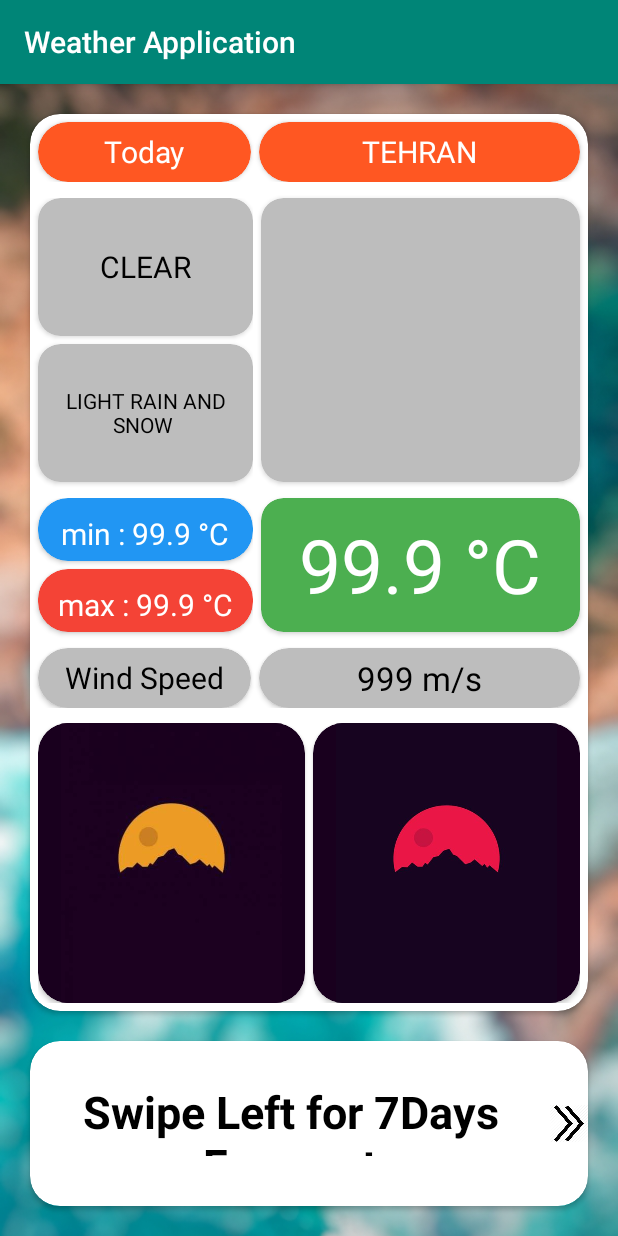
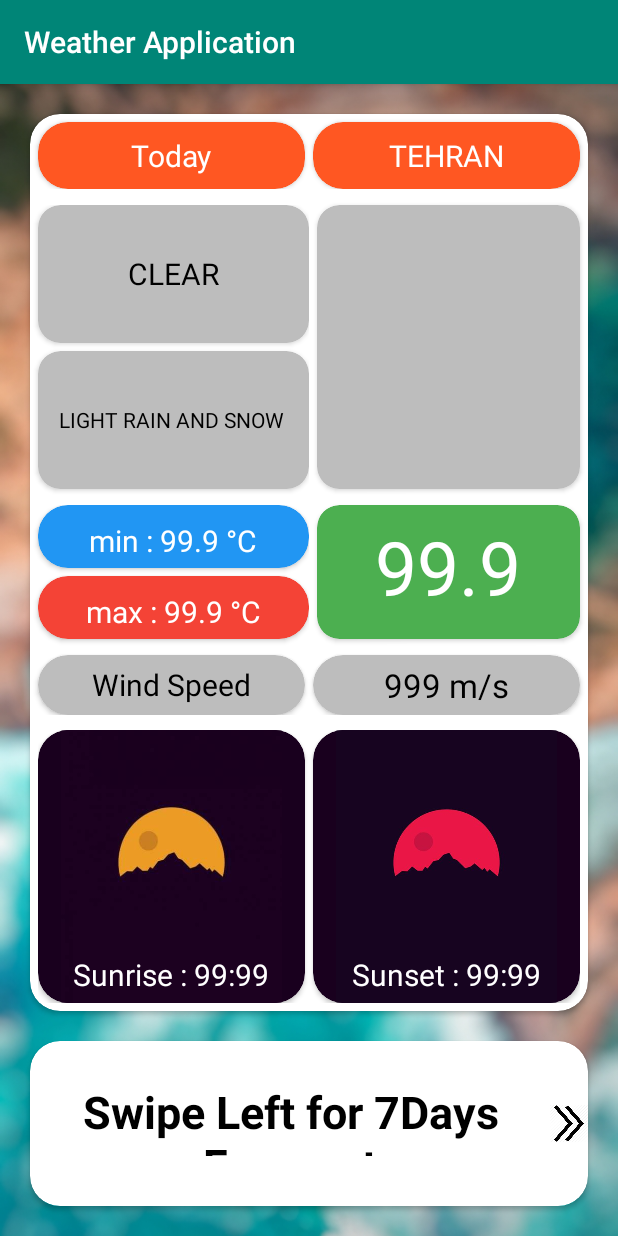
Before and after one commit to javadlbargamadi/WeatherApplication, an Android app: the CurrentLoacationWeatherActivity screen opened directly, with no data from a screen before it, on a phone screen of 412 x 824 dp. Run offline under Robolectric (Android 15) with nearby library versions, the phone set to English and light mode, and no system bars.

Commit message:
ids finded by id in current weather

```diff
--- a/app/src/main/java/com/sematecjavaproject/weatherapplication/CurrentLoacationWeatherActivity.java
+++ b/app/src/main/java/com/sematecjavaproject/weatherapplication/CurrentLoacationWeatherActivity.java
@@ -6,7 +6,9 @@ import androidx.recyclerview.widget.RecyclerView;
 
 import android.content.Intent;
 import android.os.Bundle;
+import android.provider.ContactsContract;
 import android.view.View;
+import android.widget.ImageView;
 import android.widget.TextView;
 import android.widget.Toast;
 
@@ -18,6 +20,26 @@ public class CurrentLoacationWeatherActivity extends AppCompatActivity {
         setContentView(R.layout.activity_current_loacation_weather);
 
         Toast.makeText(CurrentLoacationWeatherActivity.this, "open drawer to change city", Toast.LENGTH_SHORT).show();
+
+
+
+
+        TextView txtCity = findViewById(R.id.txtCity);
+        TextView txtWeatherType = findViewById(R.id.txtWeatherType);
+        TextView txtWeatherDescription = findViewById(R.id.txtWeatherDescription);
+
+        ImageView imgWeatherIcon = findViewById(R.id.imgWeatherIcon);
+
+        TextView txtMinTemp = findViewById(R.id.txtMinTemp);
+        TextView txtMaxTemp = findViewById(R.id.txtMaxTemp);
+        TextView txtMainTemp = findViewById(R.id.txtMainTemp);
+        TextView txtWindSpeed = findViewById(R.id.txtWindSpeed);
+        TextView txtSunrise = findViewById(R.id.txtSunrise);
+        TextView txtSunset = findViewById(R.id.txtSunset);
+
+
+
+
 
         TextView txtChangeCity = findViewById(R.id.txtChangeCity);
         TextView textView = findViewById(R.id.txtTest);
--- a/app/src/main/res/layout/activity_current_loacation_weather.xml
+++ b/app/src/main/res/layout/activity_current_loacation_weather.xml
@@ -42,19 +42,19 @@
                     android:orientation="vertical">
 
                     <LinearLayout
-                        android:weightSum="15"
+                        android:weightSum="10"
                         android:layout_width="fill_parent"
-                        android:layout_height="wrap_content"
+                        android:layout_height="50dp"
                         android:orientation="horizontal">
 
                         <androidx.cardview.widget.CardView
-                            android:layout_weight="6"
+                            android:layout_weight="5"
                             android:layout_marginTop="5dp"
                             android:layout_marginLeft="5dp"
                             app:cardBackgroundColor="#ff5722"
                             app:cardCornerRadius="20dp"
                             android:layout_width="0dp"
-                            android:layout_height="40dp">
+                            android:layout_height="match_parent">
 
                             <TextView
                                 android:gravity="center"
@@ -68,15 +68,16 @@
 
                         <androidx.cardview.widget.CardView
                             android:layout_marginRight="5dp"
-                            android:layout_weight="9"
+                            android:layout_weight="5"
                             android:layout_marginTop="5dp"
                             android:layout_marginLeft="5dp"
                             app:cardBackgroundColor="#ff5722"
                             app:cardCornerRadius="20dp"
                             android:layout_width="0dp"
-                            android:layout_height="40dp">
+                            android:layout_height="match_parent">
 
                             <TextView
+                                android:id="@+id/txtCity"
                                 android:gravity="center"
                                 android:textAllCaps="true"
                                 android:layout_width="wrap_content"
@@ -103,7 +104,7 @@
 
                     <LinearLayout
                         android:layout_marginTop="5dp"
-                        android:weightSum="15"
+                        android:weightSum="10"
                         android:layout_gravity="center"
                         android:orientation="horizontal"
                         android:layout_width="fill_parent"
@@ -112,7 +113,7 @@
                         <LinearLayout
                             android:weightSum="4"
                             android:layout_marginTop="5dp"
-                            android:layout_weight="6"
+                            android:layout_weight="5"
                             android:orientation="vertical"
                             android:layout_width="0dp"
                             android:layout_height="fill_parent">
@@ -126,6 +127,7 @@
                                 android:layout_height="0dp">
 
                                 <TextView
+                                    android:id="@+id/txtWeatherType"
                                     android:textAllCaps="true"
                                     android:gravity="center"
                                     android:textColor="#000"
@@ -146,6 +148,7 @@
                                 android:layout_height="0dp">
 
                                 <TextView
+                                    android:id="@+id/txtWeatherDescription"
                                     android:textAllCaps="true"
                                     android:layout_gravity="center"
                                     android:gravity="center"
@@ -157,7 +160,7 @@
                         </LinearLayout>
 
                         <LinearLayout
-                            android:layout_weight="9"
+                            android:layout_weight="5"
                             android:orientation="vertical"
                             android:layout_width="0dp"
                             android:layout_height="match_parent">
@@ -170,6 +173,7 @@
                                 android:layout_height="match_parent">
 
                                 <ImageView
+                                    android:id="@+id/imgWeatherIcon"
                                     android:gravity="center"
                                     android:layout_width="match_parent"
                                     android:layout_height="match_parent"/>
@@ -191,7 +195,7 @@
 
 
                     <LinearLayout
-                        android:weightSum="15"
+                        android:weightSum="10"
                         android:layout_gravity="center"
                         android:orientation="horizontal"
                         android:layout_width="fill_parent"
@@ -200,7 +204,7 @@
                         <LinearLayout
                             android:weightSum="4"
                             android:layout_marginTop="5dp"
-                            android:layout_weight="6"
+                            android:layout_weight="5"
                             android:orientation="vertical"
                             android:layout_width="0dp"
                             android:layout_height="fill_parent">
@@ -214,6 +218,7 @@
                                 android:layout_height="0dp">
 
                                 <TextView
+                                    android:id="@+id/txtMinTemp"
                                     android:layout_margin="10dp"
                                     android:gravity="center"
                                     android:textColor="#fff"
@@ -234,6 +239,7 @@
                                 android:layout_height="0dp">
 
                                 <TextView
+                                    android:id="@+id/txtMaxTemp"
                                     android:layout_gravity="center"
                                     android:layout_margin="10dp"
                                     android:gravity="center"
@@ -246,7 +252,7 @@
                         </LinearLayout>
 
                         <LinearLayout
-                            android:layout_weight="9"
+                            android:layout_weight="5"
                             android:orientation="vertical"
                             android:layout_width="0dp"
                             android:layout_height="match_parent">
@@ -259,6 +265,7 @@
                                 android:layout_height="match_parent">
 
                                 <TextView
+                                    android:id="@+id/txtMainTemp"
                                     android:layout_margin="7dp"
                                     android:gravity="center"
                                     android:textColor="#fff"
@@ -286,19 +293,19 @@
 
 
                         <LinearLayout
-                            android:weightSum="15"
+                            android:weightSum="10"
                             android:layout_width="fill_parent"
-                            android:layout_height="wrap_content"
+                            android:layout_height="45dp"
                             android:orientation="horizontal">
 
                             <androidx.cardview.widget.CardView
-                                android:layout_weight="6"
+                                android:layout_weight="5"
                                 android:layout_marginTop="5dp"
                                 android:layout_marginLeft="5dp"
                                 app:cardBackgroundColor="#bdbdbd"
                                 app:cardCornerRadius="20dp"
                                 android:layout_width="0dp"
-                                android:layout_height="40dp">
+                                android:layout_height="match_parent">
 
                                 <TextView
                                     android:gravity="center"
@@ -312,15 +319,16 @@
 
                             <androidx.cardview.widget.CardView
                                 android:layout_marginRight="5dp"
-                                android:layout_weight="9"
+                                android:layout_weight="5"
                                 android:layout_marginTop="5dp"
                                 android:layout_marginLeft="5dp"
                                 app:cardBackgroundColor="#bdbdbd"
                                 app:cardCornerRadius="20dp"
                                 android:layout_width="0dp"
-                                android:layout_height="40dp">
+                                android:layout_height="match_parent">
 
                                 <TextView
+                                    android:id="@+id/txtWindSpeed"
                                     android:gravity="center"
                                     android:layout_width="wrap_content"
                                     android:layout_height="wrap_content"
@@ -362,6 +370,10 @@
                             android:layout_width="0dp"
                             android:layout_height="match_parent">
 
+                            <RelativeLayout
+                                android:layout_width="match_parent"
+                                android:layout_height="match_parent">
+
                                 <ImageView
                                     android:layout_marginLeft="15dp"
                                     android:layout_marginRight="15dp"
@@ -369,6 +381,19 @@
                                     android:scaleType="centerCrop"
                                     android:layout_width="match_parent"
                                     android:layout_height="match_parent"/>
+
+                                <TextView
+                                    android:id="@+id/txtSunrise"
+                                    android:layout_marginBottom="5dp"
+                                    android:textColor="#fff"
+                                    android:textSize="20sp"
+                                    android:text="Sunrise : 99:99"
+                                    android:layout_centerInParent="true"
+                                    android:layout_alignParentBottom="true"
+                                    android:layout_width="wrap_content"
+                                    android:layout_height="wrap_content"/>
+                            </RelativeLayout>
+
                         </androidx.cardview.widget.CardView>
 
                         <androidx.cardview.widget.CardView
@@ -379,6 +404,10 @@
                             android:layout_width="0dp"
                             android:layout_height="match_parent">
 
+                            <RelativeLayout
+                                android:layout_width="match_parent"
+                                android:layout_height="match_parent">
+
                                 <ImageView
                                     android:layout_marginLeft="15dp"
                                     android:layout_marginRight="15dp"
@@ -386,6 +415,18 @@
                                     android:scaleType="centerCrop"
                                     android:layout_width="match_parent"
                                     android:layout_height="match_parent"/>
+
+                                <TextView
+                                    android:id="@+id/txtSunset"
+                                    android:layout_marginBottom="5dp"
+                                    android:textColor="#fff"
+                                    android:textSize="20sp"
+                                    android:text="Sunset : 99:99"
+                                    android:layout_centerInParent="true"
+                                    android:layout_alignParentBottom="true"
+                                    android:layout_width="wrap_content"
+                                    android:layout_height="wrap_content"/>
+                            </RelativeLayout>
                         </androidx.cardview.widget.CardView>
                     </LinearLayout>
                 </LinearLayout>
@@ -397,7 +438,6 @@
                 android:layout_height="0dp"
                 android:layout_alignParentTop="true"
                 android:layout_centerInParent="true"
-
                 android:layout_weight="2">
 
             </androidx.recyclerview.widget.RecyclerView>
```
Lines whose indentation alone changed are shown as unchanged.
